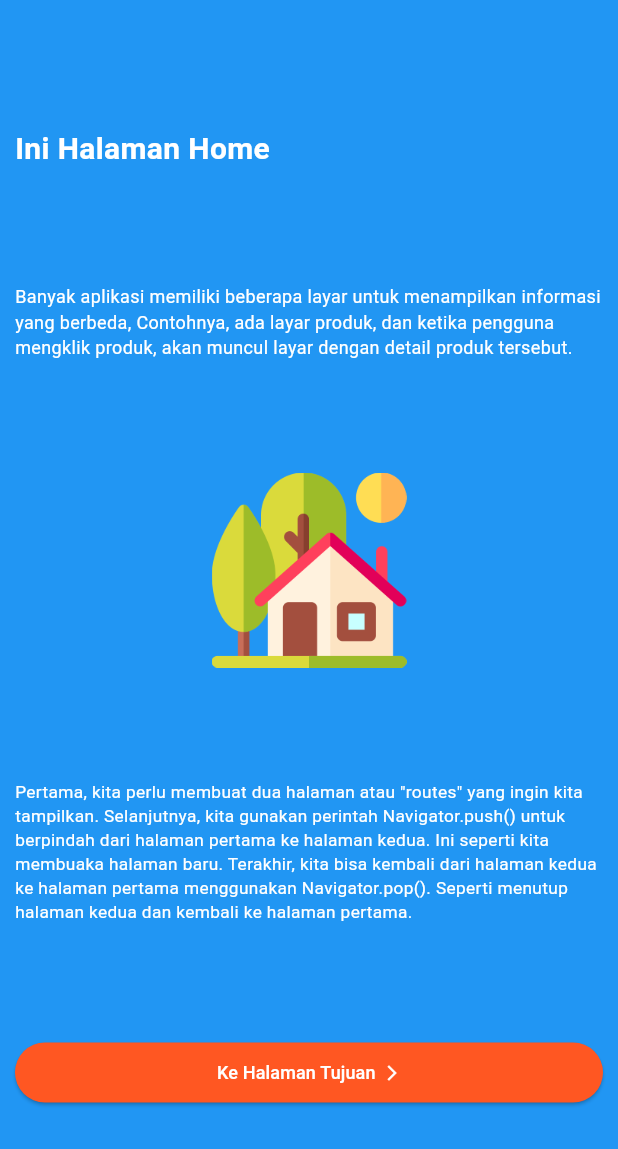
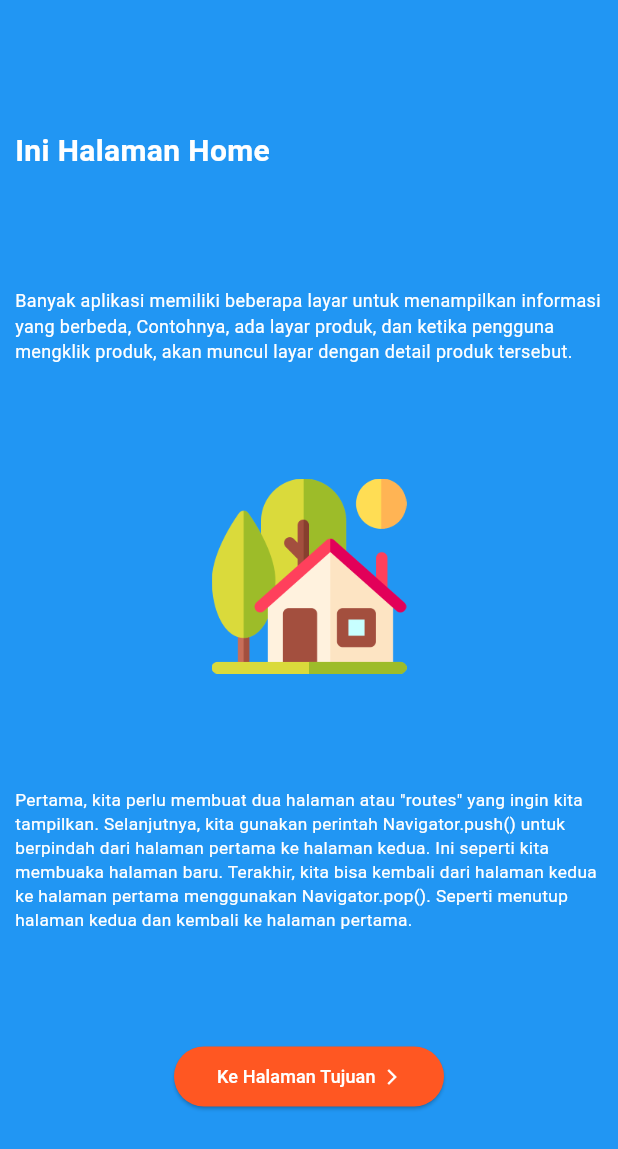
Before and after one commit to Abdannawwaf1/Mobile-Programming-Practicum, a Flutter app: the HomePage screen opened directly, on a phone screen of 412 x 824 dp. Shown: the top 1149 px of the screen. Run offline on Flutter 3.47's test engine with Material 3 defaults, Android fonts, the phone set to English and light mode, and no system bars.

Commit message:
update tugas prak7 page home and tujuan, change size button and text to string variabel

```diff
--- a/praktikum7/lib/tugas_navigasi/home.dart
+++ b/praktikum7/lib/tugas_navigasi/home.dart
@@ -3,41 +3,47 @@ import 'package:flutter/material.dart';
 class HomePage extends StatelessWidget{
   const HomePage({super.key});
 
+  static String teks1 = ("Banyak aplikasi memiliki beberapa layar untuk menampilkan informasi yang berbeda, "
+      "Contohnya, ada layar produk, dan ketika pengguna mengklik produk, akan muncul layar dengan detail produk tersebut.");
+  static String teks2 = ("Pertama, kita perlu membuat dua halaman atau \"routes\" yang ingin kita tampilkan. "
+      "Selanjutnya, kita gunakan perintah Navigator.push() untuk berpindah dari halaman pertama ke halaman kedua. "
+      "Ini seperti kita membuaka halaman baru. Terakhir, kita bisa kembali dari halaman kedua ke halaman pertama menggunakan "
+      "Navigator.pop(). Seperti menutup halaman kedua dan kembali ke halaman pertama.");
   @override
   Widget build(BuildContext context) {
     return Scaffold(
       backgroundColor: Colors.blue,
-      // appBar: AppBar(
-      //   title: const Text('Ini Halaman Home', style: TextStyle(fontSize: 20, fontWeight: FontWeight.bold, color: Colors.white),),
-      //   backgroundColor: Colors.blue,
-      // ),
       body: Container(
         margin: const EdgeInsets.all(10),
         child: Column(
           mainAxisAlignment: MainAxisAlignment.spaceEvenly,
-          crossAxisAlignment: CrossAxisAlignment.stretch,
+          children: [
+            Row(
+              mainAxisAlignment: MainAxisAlignment.start,
               children: [
                 const Text(
                   'Ini Halaman Home',
                   textAlign: TextAlign.left,
                   style: TextStyle(fontSize: 20, fontWeight: FontWeight.bold, color: Colors.white),
                 ),
-            const Text(
-              'Banyak aplikasi memiliki beberapa layar untuk menampilkan informasi yang berbeda, Contohnya, ada layar produk, dan ketika pengguna mengklik produk, akan muncul layar dengan detail produk tersebut.',
+              ],
+            ),
+            Text(
+              teks1,
               style: TextStyle(fontSize: 12, color: Colors.white),
             ),
-            // Icon(Icons.home, size: 130, color: Colors.white,),
             Image.asset('assets/icon/house.png', height: 130, width: 130,),
-            const Text(
-              'Pertama, kita perlu membuat dua halaman atau "routes" yang ingin kita tampilkan. Selanjutnya, kita gunakan perintah Navigator.push() untuk berpindah dari halaman pertama ke halaman kedua. Ini seperti kita membuaka halaman baru. Terakhir, kita bisa kembali dari halaman kedua ke halaman pertama menggunakan Navigator.pop(). Seperti menutup halaman kedua dan kembali ke halaman pertama.',
+            Text(
+              teks2,
               style: TextStyle(fontSize: 11.5, color: Colors.white),
             ),
-            ElevatedButton(
+            SizedBox(
+              width: 180,
+              height: 40,
+              child: ElevatedButton(
                 style: ElevatedButton.styleFrom(
                   backgroundColor: Colors.deepOrange,
                   foregroundColor: Colors.white,
-                // fixedSize: Size.fromWidth(170),
-                padding: const EdgeInsets.symmetric(horizontal: 10, vertical: 5),
                 ),
                 onPressed: () {
                   Navigator.pushNamed(
@@ -55,11 +61,11 @@ class HomePage extends StatelessWidget{
                       style: TextStyle(fontSize: 12),
                     ),
                     const SizedBox(width: 5),
-                  Icon(Icons.arrow_forward_ios, size: 12,),
+                    Icon(Icons.arrow_forward_ios, size: 12),
                   ],
                 ),
               ),
-            // const SizedBox(height: 5),
+            ),
           ]
         ),
       ),
```
Also changed, not shown: praktikum7/lib/tugas_navigasi/tujuan.dart (+19 -14 lines). Lines whose indentation alone changed are shown as unchanged.
